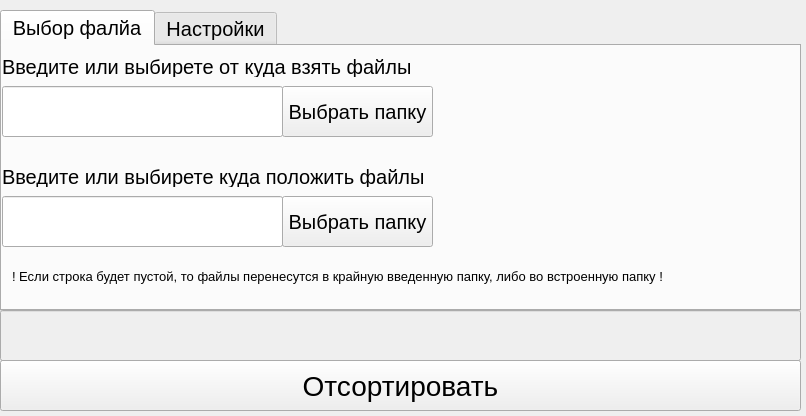
Old version of the form bin/Windows/SortWindow.ui in the repository mdalifich/SortMan.
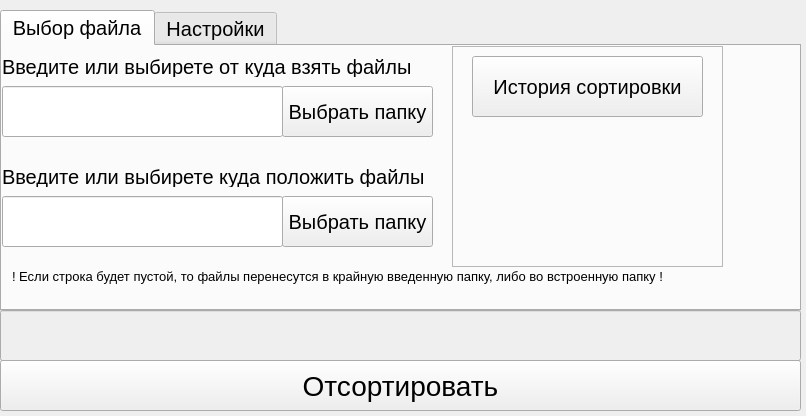
New version of the form. Icons and pictures are not drawn.

The edit to the form file:
```diff
--- a/bin/Windows/SortWindow.ui
+++ b/bin/Windows/SortWindow.ui
@@ -54,7 +54,7 @@
    </property>
    <widget class="QWidget" name="PickFile">
     <attribute name="title">
-     <string>Выбор фалйа</string>
+     <string>Выбор файла</string>
     </attribute>
     <widget class="QLineEdit" name="SelectFileLineEdit">
      <property name="geometry">
@@ -169,6 +169,35 @@
       <string>! Если строка будет пустой, то файлы перенесутся в крайную введенную папку, либо во встроенную папку !</string>
      </property>
     </widget>
+    <widget class="QFrame" name="frame">
+     <property name="geometry">
+      <rect>
+       <x>450</x>
+       <y>0</y>
+       <width>271</width>
+       <height>221</height>
+      </rect>
+     </property>
+     <property name="frameShape">
+      <enum>QFrame::StyledPanel</enum>
+     </property>
+     <property name="frameShadow">
+      <enum>QFrame::Raised</enum>
+     </property>
+     <widget class="QPushButton" name="openHistory">
+      <property name="geometry">
+       <rect>
+        <x>20</x>
+        <y>10</y>
+        <width>231</width>
+        <height>61</height>
+       </rect>
+      </property>
+      <property name="text">
+       <string>История сортировки</string>
+      </property>
+     </widget>
+    </widget>
    </widget>
    <widget class="QWidget" name="TypeSelect">
     <attribute name="title">
```
